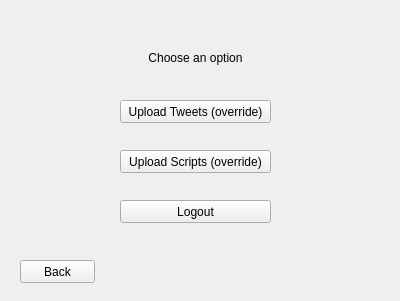
Old version of the form UI/ManagerMenu.ui in the repository TheSunAlsoRises/Little-Birds.
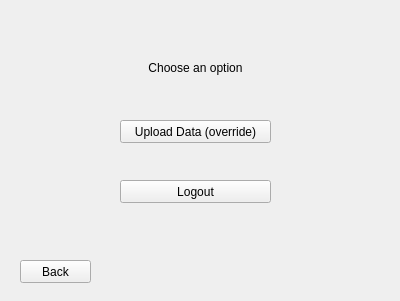
New version of the form.

Commit message: Processing thread, and combined tweets with scripts (in queue)

```diff
--- a/UI/ManagerMenu.ui
+++ b/UI/ManagerMenu.ui
@@ -17,7 +17,7 @@
    <property name="geometry">
     <rect>
      <x>120</x>
-     <y>200</y>
+     <y>180</y>
      <width>151</width>
      <height>23</height>
     </rect>
@@ -26,25 +26,12 @@
     <string>Logout</string>
    </property>
   </widget>
-  <widget class="QPushButton" name="upload_scripts_button">
-   <property name="geometry">
-    <rect>
-     <x>120</x>
-     <y>150</y>
-     <width>151</width>
-     <height>23</height>
-    </rect>
-   </property>
-   <property name="text">
-    <string>Upload Scripts (override)</string>
-   </property>
-  </widget>
   <widget class="QPushButton" name="back_button">
    <property name="geometry">
     <rect>
      <x>20</x>
      <y>260</y>
-     <width>75</width>
+     <width>71</width>
      <height>23</height>
     </rect>
    </property>
@@ -56,20 +43,20 @@
    <property name="geometry">
     <rect>
      <x>120</x>
-     <y>100</y>
+     <y>120</y>
      <width>151</width>
      <height>23</height>
     </rect>
    </property>
    <property name="text">
-    <string>Upload Tweets (override)</string>
+    <string>Upload Data (override)</string>
    </property>
   </widget>
   <widget class="QLabel" name="headline">
    <property name="geometry">
     <rect>
      <x>130</x>
-     <y>50</y>
+     <y>60</y>
      <width>131</width>
      <height>16</height>
     </rect>
```
Left out of the diff: 2 changed lines with no effect on the pictures. The commit also changes 10 other files.
